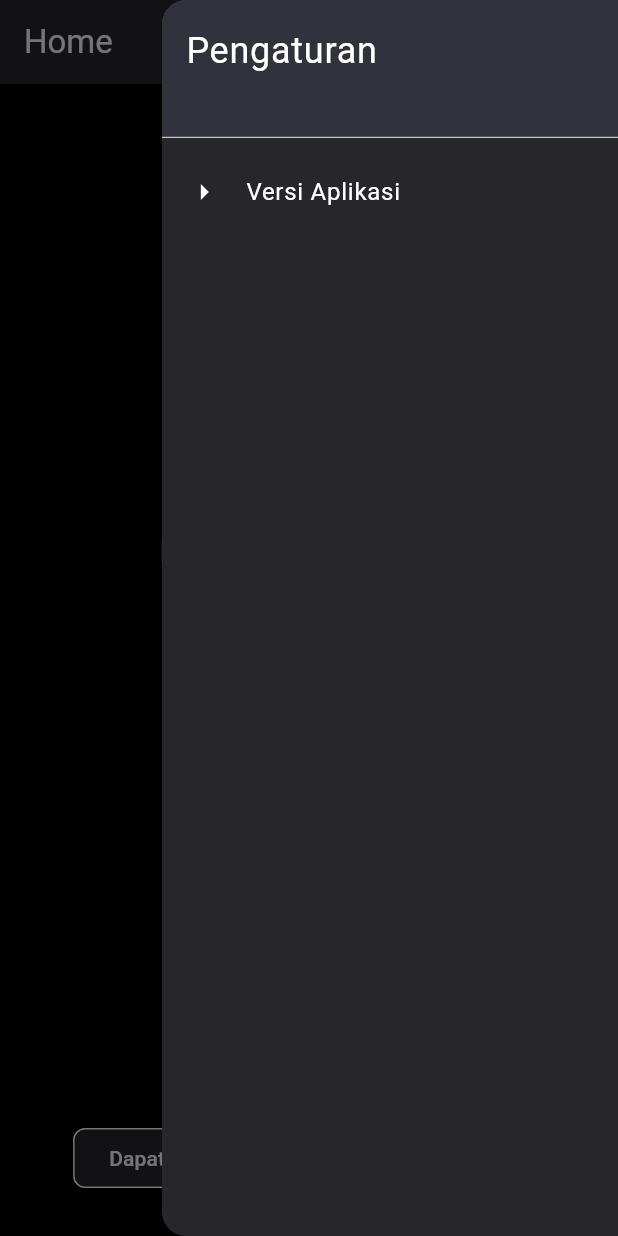
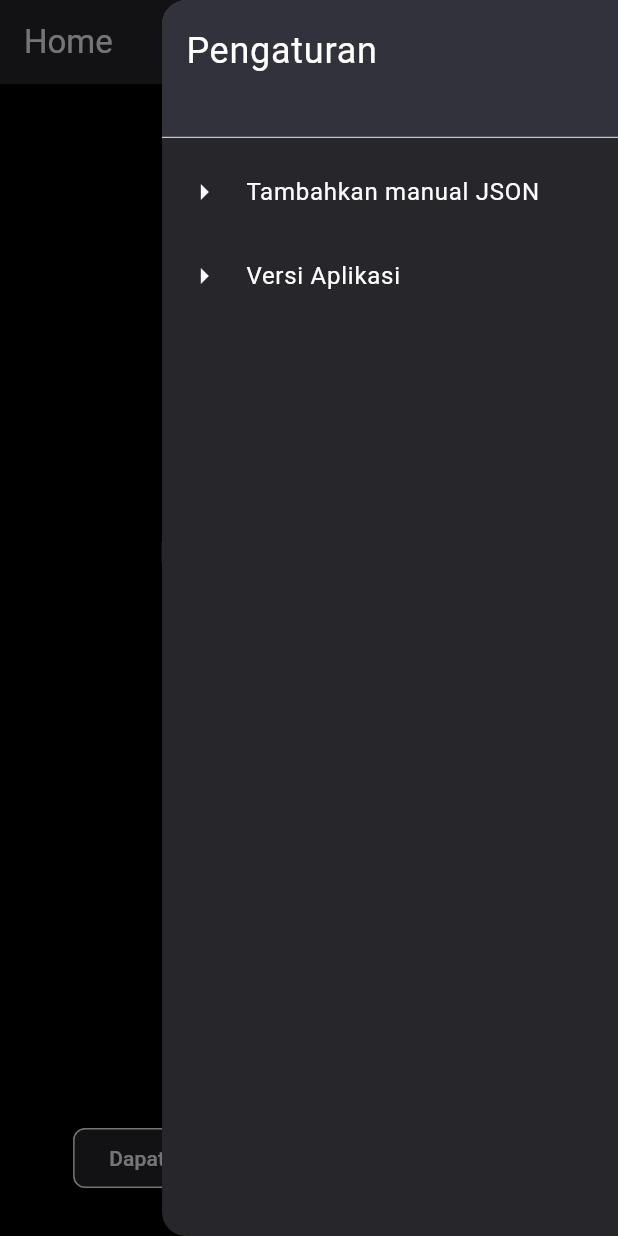
Before and after one commit to YudanMaulana/qr-scanner, a Flutter app: the screen it shows after launch, with the side drawer open, on a phone screen of 412 x 824 dp. Run offline on Flutter 3.47's test engine with Material 3 defaults, Android fonts, the phone set to English and light mode, and no system bars; our stand-ins replace animated_text_kit, another_flutter_splash_screen, shared_preferences; missing offline and left inert: mobile_scanner.

Commit message:
add listile for json manually but not with his func

```diff
--- a/lib/screens/home_screen.dart
+++ b/lib/screens/home_screen.dart
@@ -193,6 +193,11 @@ class _HomeScreenState extends State<HomeScreen> {
             ),
             ListTile(
               leading: const Icon(Icons.arrow_right, color: Colors.white),
+              title: const Text('Tambahkan manual JSON',
+                  style: TextStyle(color: Colors.white)),
+            ),
+            ListTile(
+              leading: const Icon(Icons.arrow_right, color: Colors.white),
               title: const Text('Versi Aplikasi',
                   style: TextStyle(color: Colors.white)),
               onTap: () {
@@ -233,7 +238,7 @@ class _HomeScreenState extends State<HomeScreen> {
                   },
                 );
               },
-            ),
+            )
           ],
         ),
       ),
```
